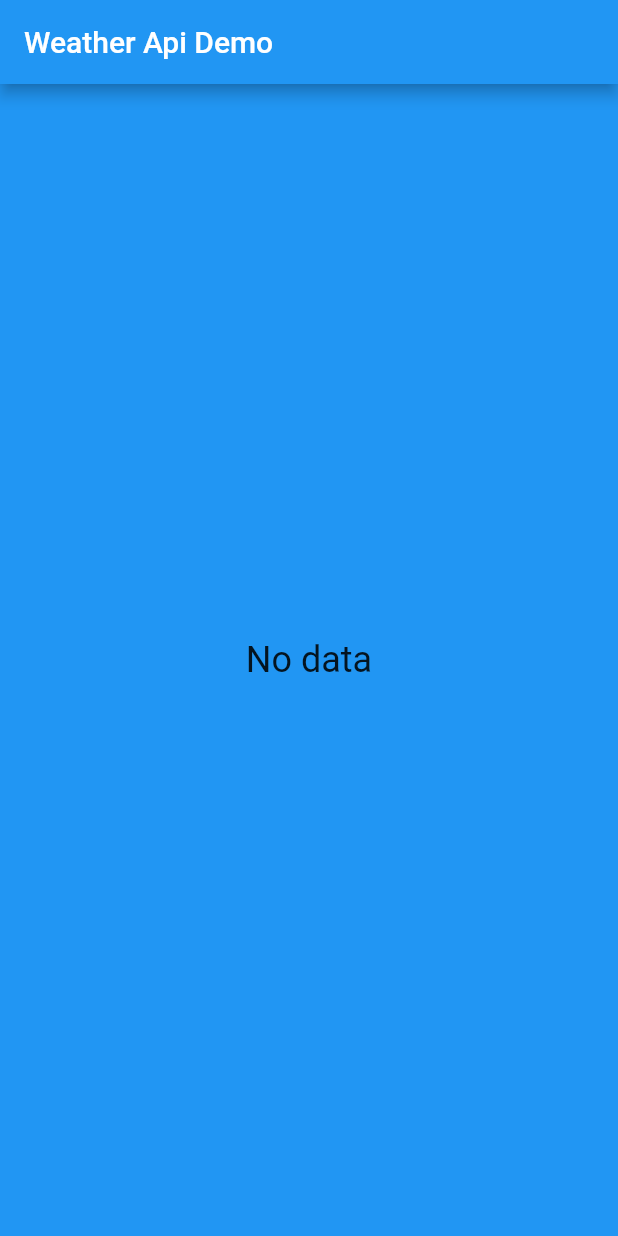
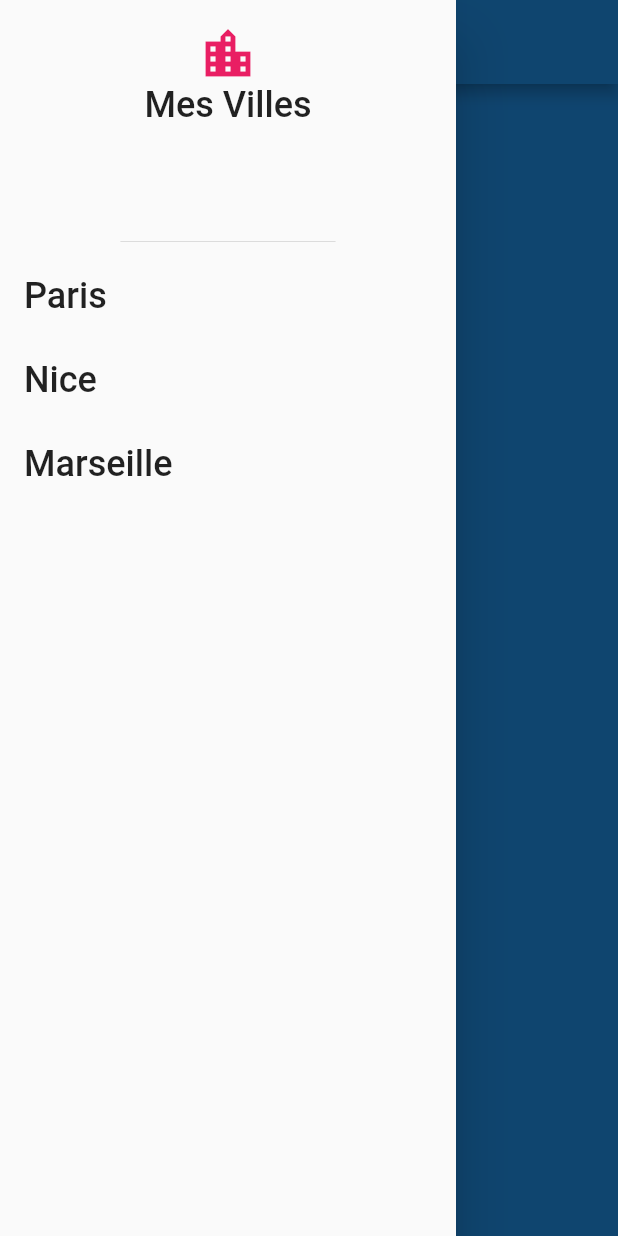
Before and after one commit to Mickael-DP/Weather-app-mobile, a Flutter app: the screen it shows after launch, with the side drawer open (before the commit the screen has no drawer), on a phone screen of 412 x 824 dp. Run offline on Flutter 3.47's test engine with Material 3 defaults, Android fonts, the phone set to English and light mode, and no system bars; our stand-ins replace geocoding, location.

Commit message:
add drawermenu

```diff
--- a/lib/current_weather_view.dart
+++ b/lib/current_weather_view.dart
@@ -24,6 +24,7 @@ class CurrentWeatherView extends StatelessWidget {
                 mainAxisSize: MainAxisSize.max,
                 mainAxisAlignment: MainAxisAlignment.spaceBetween,
                 children: [
+
                   Image.network(
                     WeatherApiService.iconUrlFromId(
                         forecast.weather.first.icon),
--- /dev/null
+++ b/lib/drawer_menu.dart
@@ -0,0 +1,51 @@
+import 'package:flutter/material.dart';
+
+class DrawerMenu extends StatelessWidget {
+  final List<String> cities;
+  final Function(String) onTap;
+
+  // Ctor
+  const DrawerMenu({super.key, required this.cities, required this.onTap});
+
+  @override
+  Widget build(BuildContext context) {
+    return Drawer(
+        child: Column(
+      children: [
+        menuHeader(),
+        Expanded(
+          child: ListView.builder(
+              itemBuilder: (context, index) => menuItem(cities[index]),
+              itemCount: cities.length),
+        )
+      ],
+    ));
+  }
+
+  DrawerHeader menuHeader() {
+    return const DrawerHeader(
+      child: Column(
+        children: [
+          Icon(
+            Icons.location_city_outlined,
+            size: 40,
+            color: Colors.pink,
+          ),
+          Text(
+            "Mes Villes",
+            style: TextStyle(fontSize: 24),
+          ),
+        ],
+      ),
+    );
+  }
+
+  ListTile menuItem(String s) {
+    return ListTile(
+        title: Text(
+          s,
+          style: const TextStyle(fontSize: 24),
+        ),
+        onTap: () => onTap(s));
+  }
+}
--- a/lib/forecast_view.dart
+++ b/lib/forecast_view.dart
@@ -1,6 +1,9 @@
 import 'package:flutter/material.dart';
 import 'package:live_weather_api_demo/current_weather_view.dart';
+import 'package:live_weather_api_demo/daily_weather_tile.dart';
+import 'package:live_weather_api_demo/grouped_weather.dart';
 import 'package:live_weather_api_demo/weather_api_response.dart';
+import 'package:live_weather_api_demo/weather_api_service.dart';
 
 class ForcastView extends StatelessWidget {
   final WeatherApiResponse? weatherApiResponse;
@@ -10,12 +13,34 @@ class ForcastView extends StatelessWidget {
 
   @override
   Widget build(BuildContext context) {
-    return (weatherApiResponse == null)
-        ? const Center(child: Text("No data", style: TextStyle(fontSize: 24)))
-        : Column(
-            children: [
-              CurrentWeatherView(forecast: weatherApiResponse!.list.first),
-            ],
-          );
+    if (weatherApiResponse == null) {
+      return const Center(
+        child: Text("No data", style: TextStyle(fontSize: 24)),
+      );
+    }
+
+    List<GroupedWeather> weatherByDay =
+        WeatherApiService.groupByDay(weatherApiResponse!);
+
+    if (weatherByDay.isEmpty) {
+      return const Center(
+        child:
+            Text("No weather data available", style: TextStyle(fontSize: 24)),
+      );
+    }
+
+    return Column(
+      children: [
+        CurrentWeatherView(forecast: weatherApiResponse!.list.first),
+        Expanded(
+          child: ListView.separated(
+            itemBuilder: (context, index) =>
+                DailyWeatherTile(day: weatherByDay[index]),
+            separatorBuilder: (context, index) => const Divider(),
+            itemCount: weatherByDay.length,
+          ),
+        ),
+      ],
+    );
   }
 }
--- /dev/null
+++ b/lib/grouped_weather.dart
@@ -0,0 +1,11 @@
+// Data model pour agreger les parties pertinentes de la réponse de l'API open weather map
+class GroupedWeather {
+  int min;
+  int max;
+  String description;
+  String icon;
+  String day;
+
+  // Ctor
+  GroupedWeather(this.min, this.max, this.description, this.icon, this.day);
+}
--- a/lib/home_page.dart
+++ b/lib/home_page.dart
@@ -1,5 +1,6 @@
 import 'package:flutter/material.dart';
 import 'package:live_weather_api_demo/api_key_service.dart';
+import 'package:live_weather_api_demo/drawer_menu.dart';
 import 'package:live_weather_api_demo/geo_position.dart';
 import 'package:live_weather_api_demo/location_service.dart';
 import 'package:live_weather_api_demo/weather_api_response.dart';
@@ -19,6 +20,8 @@ class HomePageState extends State<HomePage> {
   GeoPosition? userPosition;
   WeatherApiResponse? weatherApiResponse;
 
+  List<String> cities = ["Paris", "Nice", "Marseille"];
+
   @override
   void initState() {
     getUserPosition();
@@ -32,7 +35,8 @@ class HomePageState extends State<HomePage> {
           backgroundColor: Colors.blue,
           title: const Text("Weather Api Demo"),
         ),
-        body: ForcastView(weatherApiResponse: weatherApiResponse));
+        body: ForcastView(weatherApiResponse: weatherApiResponse),
+        drawer: DrawerMenu(cities: cities, onTap: onMenuItemTap));
   }
 
   //getUserLocation() async {
@@ -53,4 +57,8 @@ class HomePageState extends State<HomePage> {
       weatherApiResponse = currentResponses;
     });
   }
+
+  onMenuItemTap(String s) {
+    debugPrint("onTap: $s");
+  }
 }
--- a/lib/weather_api_service.dart
+++ b/lib/weather_api_service.dart
@@ -3,6 +3,7 @@ import 'package:flutter/material.dart';
 import 'package:http/http.dart';
 import 'package:live_weather_api_demo/api_key_service.dart';
 import 'package:live_weather_api_demo/geo_position.dart';
+import 'package:live_weather_api_demo/grouped_weather.dart';
 import 'package:live_weather_api_demo/weather_api_response.dart';
 
 class WeatherApiService {
@@ -23,16 +24,55 @@ class WeatherApiService {
   }
 
   static String iconUrlFromId(String iconId) {
-    String url = "http://openweathermap.org/img/wn/$iconId@2x.png";
+    String url = "https://openweathermap.org/img/wn/$iconId@2x.png";
     debugPrint("iconUrl=$url");
     return url;
   }
 
+  static List<String> daysOfWeek = [
+    "",
+    "Lundi",
+    "Mardi",
+    "Mercredi",
+    "Jeudi",
+    "Vendredi",
+    "Samedi",
+    "Dimanche"
+  ];
+
+  static List<GroupedWeather> groupByDay(WeatherApiResponse apiResponse) {
+    List<GroupedWeather> daily = [];
+    for (var forecast in apiResponse.list) {
+      var date = DateTime.fromMillisecondsSinceEpoch(forecast.dt * 1000);
+      var dayName = daysOfWeek[date.weekday];
+      var hour = date.hour;
+      var min = forecast.main.tempMin.toInt();
+      var max = forecast.main.tempMax.toInt();
+      var description = forecast.weather.first.description;
+      var iconId = forecast.weather.first.icon;
+      final index = daily.indexWhere((d) => d.day == dayName);
+      // tester si le jour a déja été traité
+      if (index == -1) {
+        daily.add(GroupedWeather(min, max, description, iconId, dayName));
+      } else {
+        // Ne garder la température extrémum
+        if (daily[index].min > min) daily[index].min = min;
+        if (daily[index].max < max) daily[index].max = max;
+        // Ne garder que les descriptions en milieu de journée
+        if (hour >= 11 && hour <= 14) {
+          daily[index].description = description;
+          daily[index].icon = iconId;
+        }
+      }
+    }
+    return daily;
+  }
+
+  //Future<void> callWeatherApi(GeoPosition position) async {
   Future<WeatherApiResponse> callWeatherApi(GeoPosition position) async {
     final query = prepareQuery(position);
     final uri = Uri.parse(query);
     final call = await get(uri);
-
     // le 'dynamic' permet d'avoir un polymorphisme de type
     Map<String, dynamic> jsonResponse = json.decode(call.body);
     debugPrint(jsonResponse.toString());
```
Also changed, not shown: lib/daily_weather_tile.dart (added, +26 -0 lines), 1 other file.
